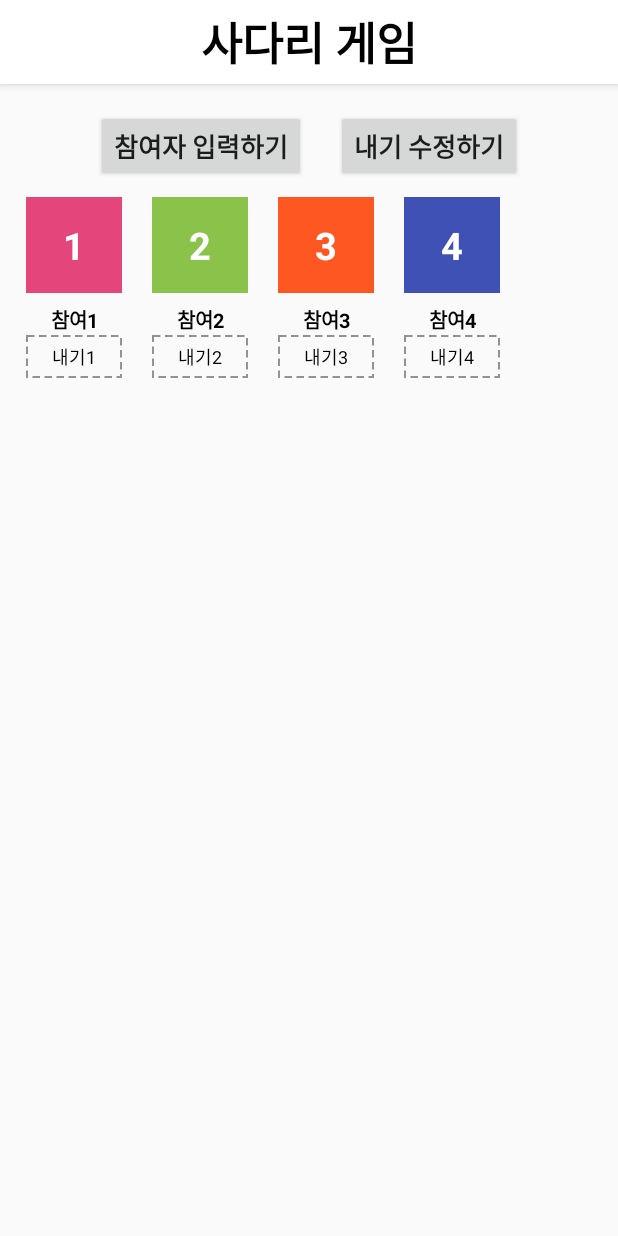
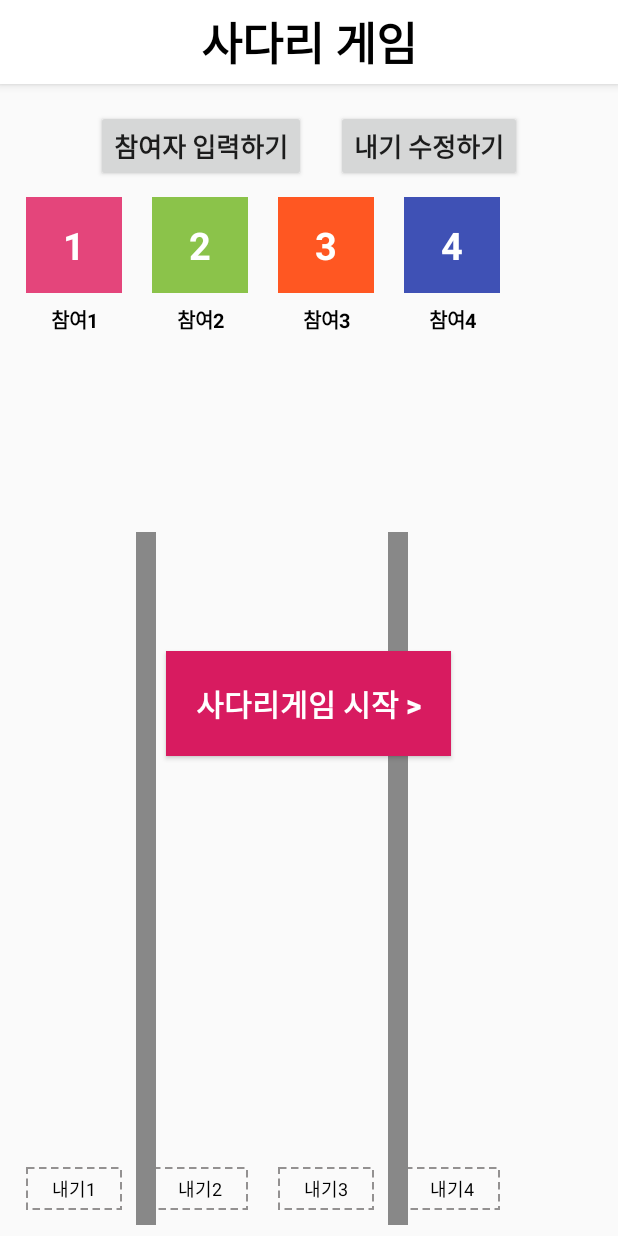
Before and after one commit to EunHoJeong/LadderGame, an Android app: the screen it shows after launch (MainActivity), on a phone screen of 412 x 824 dp. Run offline under Robolectric (Android 15) with nearby library versions, the phone set to English and light mode, and no system bars.

Commit message:
Create LadderLine

```diff
--- a/app/src/main/java/com/polared/laddergame/MainActivity.java
+++ b/app/src/main/java/com/polared/laddergame/MainActivity.java
@@ -17,9 +17,11 @@ import android.os.Bundle;
 import android.util.Log;
 import android.view.LayoutInflater;
 import android.view.View;
+import android.view.ViewGroup;
 import android.widget.Button;
 import android.widget.EditText;
 import android.widget.LinearLayout;
+import android.widget.RelativeLayout;
 import android.widget.TextView;
 
 import com.google.gson.Gson;
@@ -29,7 +31,10 @@ public class MainActivity extends AppCompatActivity {
     private static final int RESULT_BET = 200;
 
     private LinearLayout ladderLayout;
-    private Button participantInput, modifyBet;
+    private RelativeLayout relativeLayout;
+    private Button btnParticipantInput, btnModifyBet, btnStart;
+
+    private LadderCanvas ladderCanvas;
 
     private String[] participantNames;
     private String[] betNames;
@@ -37,6 +42,8 @@ public class MainActivity extends AppCompatActivity {
 
     private int participantNumber = 4;
     private int typePosition = 0;
+
+    private boolean isStart;
 
     private int[] colors = new int[]{R.color.my_pink, R.color.my_green, R.color.my_orange, R.color.my_indigo
             , R.color.my_yellow, R.color.my_turquoise, R.color.my_purple, R.color.my_sky
@@ -65,6 +72,8 @@ public class MainActivity extends AppCompatActivity {
                         setParticipantView(beforeNumber);
 
                         setParticipantName();
+
+                        ladderCanvas.init(participantNumber);
 
                     }else if(result.getResultCode() == RESULT_BET){
 
@@ -108,12 +117,20 @@ public class MainActivity extends AppCompatActivity {
         getSupportActionBar().setDisplayOptions(ActionBar.DISPLAY_SHOW_CUSTOM);
         getSupportActionBar().setCustomView(R.layout.toolbar);
 
-        ladderLayout = findViewById(R.id.ladderLayout);
+        ladderCanvas = new LadderCanvas(this, participantNumber);
 
 
-        participantInput = findViewById(R.id.participantInput);
+        ladderLayout = findViewById(R.id.ladderLayout);
+        relativeLayout = findViewById(R.id.relativeLayout);
 
-        modifyBet = findViewById(R.id.modifyBet);
+
+
+        relativeLayout.addView(ladderCanvas);
+
+
+        btnParticipantInput = findViewById(R.id.btnParticipantInput);
+        btnModifyBet = findViewById(R.id.btnModifyBet);
+        btnStart = findViewById(R.id.btnStart);
 
 
         eventHandlerFunc();
@@ -121,6 +138,8 @@ public class MainActivity extends AppCompatActivity {
         for(int i = 0; i < participantNumber; i++){
             createView(i);
         }
+
+
 
 
     }
@@ -137,6 +156,12 @@ public class MainActivity extends AppCompatActivity {
         String betName = "내기"+number;
 
         tvNumber.setText(number);
+
+        tvNumber.setOnClickListener(v -> {
+
+            ladderCanvas.invalidate();
+        });
+
         tvParticipantName.setText(participantName);
         tvBetName.setText(betName);
 
@@ -162,19 +187,38 @@ public class MainActivity extends AppCompatActivity {
 
     private void eventHandlerFunc() {
 
-        participantInput.setOnClickListener(v -> {
-            Intent intent = new Intent(this, ParticipantSetting.class);
-            intent.putExtra("participantNumber", participantNumber);
+        registerBtnParticipantInput();
 
-            if(participantNames != null){
-                String jsonParticipantNames = stringArrayFromJson(participantNames);
-                intent.putExtra("jsonParticipantNames", jsonParticipantNames);
+        registerBtnModifyBet();
+
+
+        btnStart.setOnClickListener(v -> {
+            isStart = true;
+            ladderCanvas.setIsStart(true);
+            ladderCanvas.invalidate();
+
+            btnStart.setVisibility(View.INVISIBLE);
+            btnModifyBet.setText("다시하기");
+            btnParticipantInput.setText("전체결과");
+
+        });
     }
 
-            mStartForResult.launch(intent);
-        });
+    private void registerBtnModifyBet() {
+        btnModifyBet.setOnClickListener(v -> {
+            if(isStart){
 
-        modifyBet.setOnClickListener(v -> {
+                isStart = false;
+                ladderCanvas.setIsStart(false);
+
+                ladderCanvas.invalidate();
+                btnStart.setVisibility(View.VISIBLE);
+                btnModifyBet.setText("내기 수정하기");
+                btnParticipantInput.setText("참여자 입력하기");
+
+
+            }else{
+
                 Intent intent = new Intent(this, BetSetting.class);
                 intent.putExtra("participantNumber", participantNumber);
 
@@ -185,6 +229,28 @@ public class MainActivity extends AppCompatActivity {
                 }
 
                 mStartForResult.launch(intent);
+
+            }
+
+        });
+    }
+
+    private void registerBtnParticipantInput() {
+        btnParticipantInput.setOnClickListener(v -> {
+            if(isStart){
+
+            }else{
+                Intent intent = new Intent(this, ParticipantSetting.class);
+                intent.putExtra("participantNumber", participantNumber);
+
+                if(participantNames != null){
+                    String jsonParticipantNames = stringArrayFromJson(participantNames);
+                    intent.putExtra("jsonParticipantNames", jsonParticipantNames);
+                }
+
+                mStartForResult.launch(intent);
+            }
+
         });
     }
 
@@ -201,4 +267,5 @@ public class MainActivity extends AppCompatActivity {
     }
 
 
+
 }
--- a/app/src/main/res/layout/activity_main.xml
+++ b/app/src/main/res/layout/activity_main.xml
@@ -16,7 +16,7 @@
         android:orientation="horizontal">
 
         <Button
-            android:id="@+id/participantInput"
+            android:id="@+id/btnParticipantInput"
             android:layout_width="wrap_content"
             android:layout_height="wrap_content"
             android:text="참여자 입력하기"
@@ -24,7 +24,7 @@
             android:textStyle="bold"/>
 
         <Button
-            android:id="@+id/modifyBet"
+            android:id="@+id/btnModifyBet"
             android:layout_width="wrap_content"
             android:layout_height="wrap_content"
             android:layout_marginLeft="20dp"
@@ -34,11 +34,34 @@
 
     </LinearLayout>
 
+    <RelativeLayout
+        android:layout_width="match_parent"
+        android:layout_height="match_parent">
+        <Button
+            android:id="@+id/btnStart"
+            android:layout_width="wrap_content"
+            android:layout_height="wrap_content"
+            android:layout_centerInParent="true"
+            android:text="사다리게임 시작 >"
+            android:textColor="@color/white"
+            android:textSize="20sp"
+            android:textStyle="bold"
+            android:padding="20dp"
+            android:background="#D81B60"/>
+
         <HorizontalScrollView
             android:id="@+id/scrollView"
             android:layout_width="match_parent"
             android:layout_height="match_parent"
             android:scrollbars="none">
+
+
+            <RelativeLayout
+                android:id="@+id/relativeLayout"
+
+                android:layout_width="wrap_content"
+                android:layout_height="match_parent">
+
 
 
                 <LinearLayout
@@ -47,14 +70,20 @@
                     android:layout_height="match_parent"
                     android:orientation="horizontal">
 
+                </LinearLayout>
+
+            </RelativeLayout>
 
 
-        </LinearLayout>
+        </HorizontalScrollView>
+    </RelativeLayout>
 
 
 
 
-    </HorizontalScrollView>
+
+
+
 
 
 
--- a/app/src/main/res/layout/ladder_item.xml
+++ b/app/src/main/res/layout/ladder_item.xml
@@ -27,16 +27,25 @@
         android:textStyle="bold"
         android:gravity="center"/>
 
+    <RelativeLayout
+        android:layout_width="wrap_content"
+        android:layout_height="match_parent">
+
         <TextView
             android:id="@+id/tvBetName"
             android:layout_width="64dp"
             android:layout_height="wrap_content"
+            android:layout_alignParentBottom="true"
             android:padding="5dp"
             android:textSize="12sp"
             android:textColor="@color/black"
             android:gravity="center"
             android:background="@drawable/border_dotted"/>
 
+    </RelativeLayout>
+
+
+
 
 
 </LinearLayout>
```
Also changed, not shown: app/src/main/java/com/polared/laddergame/LadderCanvas.java (+238 -5 lines), app/src/main/java/com/polared/laddergame/LadderLine.java (added, +27 -0 lines). Lines whose indentation alone changed are shown as unchanged.
